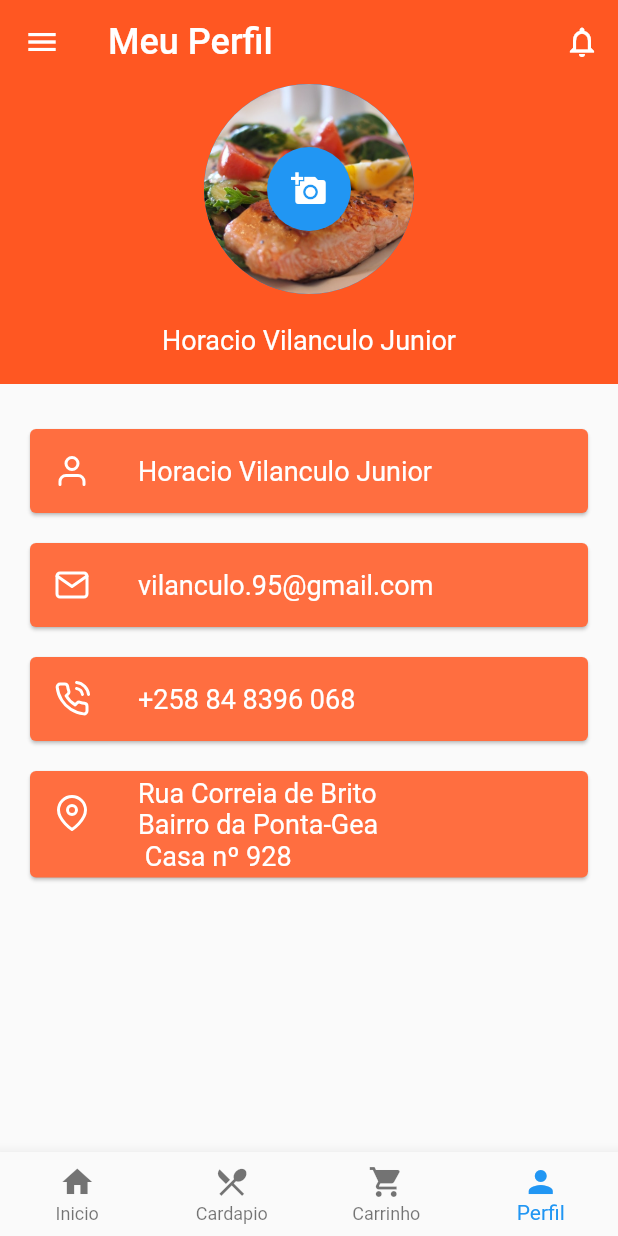
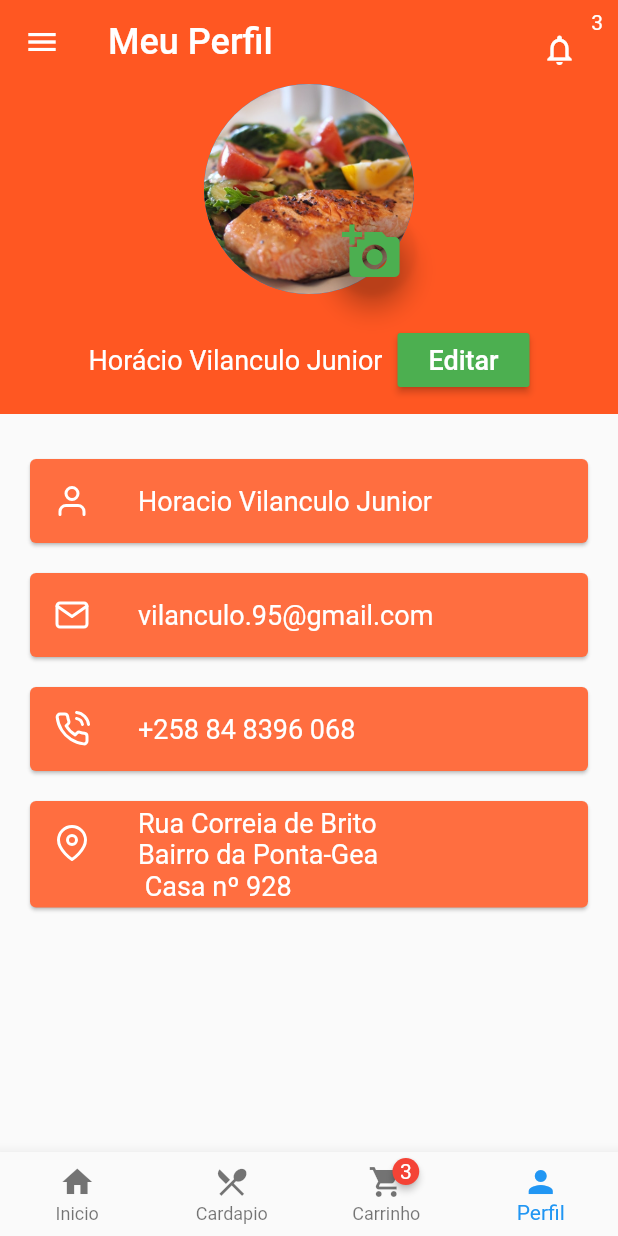
Before and after one commit to HoracioJunior/Food_Ordering_UI, a Flutter app: the screen it shows after launch, item 4 of the bottom bar chosen, after a tap on the "add a photo" icon, on a phone screen of 412 x 824 dp. Run offline on Flutter 3.47's test engine with Material 2 defaults, Android fonts, the phone set to English and light mode, and no system bars; drawn by our look-alikes of badges; our stand-ins replace feather_icons_flutter, flutter_speed_dial, image_picker, smooth_star_rating; missing offline and left inert: flutter_auth_buttons; Roboto replaces fonts that are missing (Source Sans Pro).

Commit message:
Improviments of APP

```diff
--- a/lib/src/pages/home_page.dart
+++ b/lib/src/pages/home_page.dart
@@ -1,6 +1,7 @@
 import 'package:feather_icons_flutter/feather_icons_flutter.dart';
 import 'package:flutter/material.dart';
 import 'package:url_launcher/url_launcher.dart';
+import 'package:flutter_speed_dial/flutter_speed_dial.dart';
 import '../widgets/home_top_info.dart';
 import '../widgets/food_category.dart';
 import '../widgets/search_field.dart';
@@ -9,7 +10,7 @@ import '../data/food_data.dart';
 import '../models/food_model.dart';
 
 const url = '';
-const email = '';
+const email = 'juniorvilanculo95@gmail.com';
 const phone = '+258 848 396 068';
 
 class HomePage extends StatefulWidget {
@@ -59,7 +60,49 @@ class _HomePageState extends State<HomePage> {
           ),
         ],
       ),
-        floatingActionButton: FloatingActionButton(
+      floatingActionButton: SpeedDial(
+        overlayOpacity: 0.1,
+        overlayColor: Colors.deepOrange,
+        backgroundColor: Colors.green,
+        animatedIcon: AnimatedIcons.menu_close,
+        children: [
+          SpeedDialChild(
+              backgroundColor: Colors.green,
+              child: Icon(
+                FeatherIcons.phoneCall,
+              ),
+              label: "Linha de Cliente",
+              onTap: () async {
+                {
+                  String removeSpaceFromPhoneNumber =
+                      phone.replaceAll(new RegExp(r"\s+\b|\b\s"), "");
+                  final phoneCall = 'tel:$removeSpaceFromPhoneNumber';
+
+                  if (await canLaunch(phoneCall)) {
+                    await launch(phoneCall);
+                  }
+                }
+              }),
+          SpeedDialChild(
+              backgroundColor: Colors.green,
+              child: Icon(
+                FeatherIcons.messageSquare,
+              ),
+              label: "Mensagem",
+              onTap: () async {
+                {
+                  String removeSpaceFromPhoneNumber =
+                      phone.replaceAll(new RegExp(r"\s+\b|\b\s"), "");
+                  final phoneCall = 'sms:$removeSpaceFromPhoneNumber';
+
+                  if (await canLaunch(phoneCall)) {
+                    await launch(phoneCall);
+                  }
+                }
+              })
+        ],
+      ),
+      /*floatingActionButton: FloatingActionButton(
           onPressed: () async{
              String removeSpaceFromPhoneNumber = phone.replaceAll(new RegExp(r"\s+\b|\b\s"), "");
                 final phoneCall = 'tel:$removeSpaceFromPhoneNumber';
@@ -71,7 +114,8 @@ class _HomePageState extends State<HomePage> {
           child: Icon(FeatherIcons.phoneCall, ),
           backgroundColor: Colors.green,
 
-        ));
+        )*/
+    );
   }
 
   Widget _buildFoodItens(Food food) {
--- a/lib/src/pages/profile_page.dart
+++ b/lib/src/pages/profile_page.dart
@@ -1,5 +1,7 @@
+import 'dart:io';
 import 'package:flutter/material.dart';
 import 'package:image_picker/image_picker.dart';
+import 'package:badges/badges.dart';
 import 'package:feather_icons_flutter/feather_icons_flutter.dart';
 
 class ProfilePage extends StatefulWidget {
@@ -8,16 +10,35 @@ class ProfilePage extends StatefulWidget {
 }
 
 class _ProfilePageState extends State<ProfilePage> {
+  File _image;
   @override
   Widget build(BuildContext context) {
+    Future getImage() async {
+      var img = await ImagePicker.pickImage(source: ImageSource.gallery);
+      setState(() {
+        _image = img;
+      });
+    }
+
     return Scaffold(
       appBar: AppBar(
         elevation: 0.0,
         backgroundColor: Colors.deepOrange,
         actions: <Widget>[
-            IconButton(
+          Container(
+            margin: EdgeInsets.only(right: 15, top: 10),
+            child: Container(
+              //margin: EdgeInsets.only(right: 10, top: 5),
+              child: Badge(
+                badgeColor: Colors.deepOrange,
+                elevation: 0.0,
+                badgeContent: Text("3", style: TextStyle(color: Colors.white)),
+                child: IconButton(
                   icon: Icon(Icons.notifications_none),
                   onPressed: () {},
+                ),
+              ),
+            ),
           ),
         ],
         title: Text(
@@ -134,7 +155,7 @@ class _ProfilePageState extends State<ProfilePage> {
           child: Column(
             children: <Widget>[
               Container(
-                  height: 200,
+                height: 220,
                 width: double.infinity,
                 decoration: BoxDecoration(
                   color: Colors.deepOrange,
@@ -144,18 +165,43 @@ class _ProfilePageState extends State<ProfilePage> {
                     CircleAvatar(
                       backgroundImage: AssetImage("assets/images/lunch.jpeg"),
                       radius: 70,
+                      child: Align(
+                        alignment: Alignment.bottomRight,
                         child: FloatingActionButton(
-                          onPressed: (){},
+                          backgroundColor: Colors.transparent,
+                          foregroundColor: Colors.green,
+                          onPressed: () {
+                            getImage();
+                          },
                           tooltip: 'Pick Image',
-                          child: Icon(Icons.add_a_photo),
+                          child: Icon(
+                            Icons.add_a_photo,
+                            size: 40.0,
+                          ),
+                        ),
                       ),
                     ),
                     SizedBox(
                       height: 20.0,
                     ),
+                    Row(
+                      mainAxisAlignment: MainAxisAlignment.center,
+                      children: <Widget>[
                         Text(
-                        "Horacio Vilanculo Junior",
+                          "Horácio Vilanculo Junior",
                           style: TextStyle(color: Colors.white, fontSize: 18.0),
+                        ),
+                        SizedBox(
+                          width: 10,
+                        ),
+                        MaterialButton(
+                          onPressed: () {},
+                          color: Colors.green,
+                          child: Text("Editar",
+                              style: TextStyle(
+                                  color: Colors.white, fontSize: 18.0)),
+                        )
+                      ],
                     ),
                   ],
                 ),
@@ -165,41 +211,15 @@ class _ProfilePageState extends State<ProfilePage> {
                 margin: EdgeInsets.symmetric(vertical: 10.0, horizontal: 20.0),
                 color: Colors.deepOrangeAccent,
                 child: ListTile(
-                    leading: Icon(FeatherIcons.user, color: Colors.white,),
+                  leading: Icon(
+                    FeatherIcons.user,
+                    color: Colors.white,
+                  ),
                   title: Text(
                     "Horacio Vilanculo Junior",
                     style: TextStyle(
-                          fontSize: 18.0, fontFamily: "Source Sans Pro",
-                          color: Colors.white,
-                          ),
-                    ),
-
-                  ),
-                ),
-                Card(
-                  margin: EdgeInsets.symmetric(vertical: 10.0, horizontal: 20.0),
-                  color: Colors.deepOrangeAccent,
-                  child: ListTile(
-                    leading: Icon(FeatherIcons.mail, color: Colors.white,),
-                    title: Text(
-                      "vilanculo.95@gmail.com",
-                      style: TextStyle(
-                          fontSize: 18.0, fontFamily: "Source Sans Pro",
-                          color: Colors.white,
-                          ),
-                    ),
-                  ),
-
-                ),
-                Card(
-                  margin: EdgeInsets.symmetric(vertical: 10.0, horizontal: 20.0),
-                  color: Colors.deepOrangeAccent,
-                  child: ListTile(
-                    leading: Icon(FeatherIcons.phoneCall, color: Colors.white,),
-                    title: Text(
-                      "+258 84 8396 068",
-                      style: TextStyle(
-                          fontSize: 18.0, fontFamily: "Source Sans Pro",
+                      fontSize: 18.0,
+                      fontFamily: "Source Sans Pro",
                       color: Colors.white,
                     ),
                   ),
@@ -209,11 +229,51 @@ class _ProfilePageState extends State<ProfilePage> {
                 margin: EdgeInsets.symmetric(vertical: 10.0, horizontal: 20.0),
                 color: Colors.deepOrangeAccent,
                 child: ListTile(
-                    leading: Icon(FeatherIcons.mapPin, color: Colors.white,),
+                  leading: Icon(
+                    FeatherIcons.mail,
+                    color: Colors.white,
+                  ),
+                  title: Text(
+                    "vilanculo.95@gmail.com",
+                    style: TextStyle(
+                      fontSize: 18.0,
+                      fontFamily: "Source Sans Pro",
+                      color: Colors.white,
+                    ),
+                  ),
+                ),
+              ),
+              Card(
+                margin: EdgeInsets.symmetric(vertical: 10.0, horizontal: 20.0),
+                color: Colors.deepOrangeAccent,
+                child: ListTile(
+                  leading: Icon(
+                    FeatherIcons.phoneCall,
+                    color: Colors.white,
+                  ),
+                  title: Text(
+                    "+258 84 8396 068",
+                    style: TextStyle(
+                      fontSize: 18.0,
+                      fontFamily: "Source Sans Pro",
+                      color: Colors.white,
+                    ),
+                  ),
+                ),
+              ),
+              Card(
+                margin: EdgeInsets.symmetric(vertical: 10.0, horizontal: 20.0),
+                color: Colors.deepOrangeAccent,
+                child: ListTile(
+                  leading: Icon(
+                    FeatherIcons.mapPin,
+                    color: Colors.white,
+                  ),
                   title: Text(
                     "Rua Correia de Brito\nBairro da Ponta-Gea\n Casa nº 928",
                     style: TextStyle(
-                          fontSize: 18.0, fontFamily: "Source Sans Pro",
+                      fontSize: 18.0,
+                      fontFamily: "Source Sans Pro",
                       color: Colors.white,
                     ),
                   ),
@@ -222,6 +282,7 @@ class _ProfilePageState extends State<ProfilePage> {
             ],
           ),
         ),
-        ),);
+      ),
+    );
   }
 }
--- a/lib/src/screen/main_screen.dart
+++ b/lib/src/screen/main_screen.dart
@@ -1,68 +1,65 @@
 import 'package:flutter/material.dart';
+import 'package:badges/badges.dart';
 //import 'package:curved_navigation_bar/curved_navigation_bar.dart';
 import '../pages/home_page.dart';
 import '../pages/order_page.dart';
 import '../pages/profile_page.dart';
 import '../pages/cardapio_page.dart';
 
-class MainScreen extends StatefulWidget{
+class MainScreen extends StatefulWidget {
   @override
   _MainScreenState createState() => _MainScreenState();
 }
 
 class _MainScreenState extends State<MainScreen> {
-    int currentTabIndex=0;
+  int currentTabIndex = 0;
   List<Widget> pages;
   Widget currentPage;
 
   HomePage homePage;
-    OrderPage  orderPage;
+  OrderPage orderPage;
   ProfilePage profilePage;
   CardapioPage cardapioPage;
 
   @override
-    void initState(){
+  void initState() {
     super.initState();
-      homePage= HomePage();
+    homePage = HomePage();
     orderPage = OrderPage();
     profilePage = ProfilePage();
     cardapioPage = CardapioPage();
-      pages = [homePage, cardapioPage,orderPage, profilePage];
+    pages = [homePage, cardapioPage, orderPage, profilePage];
 
     currentPage = homePage;
   }
 
   @override
   Widget build(BuildContext context) {
-
     return Scaffold(
       bottomNavigationBar: BottomNavigationBar(
-        onTap: (int index){
+        onTap: (int index) {
           setState(() {
             currentTabIndex = index;
             currentPage = pages[index];
-
           });
         },
         currentIndex: currentTabIndex,
         type: BottomNavigationBarType.fixed,
         items: <BottomNavigationBarItem>[
           BottomNavigationBarItem(
-            icon: Icon(Icons.home),
-            title: Text("Inicio")
+              icon: Icon(Icons.home), title: Text("Inicio")),
+          BottomNavigationBarItem(
+              icon: Icon(Icons.restaurant_menu), title: Text("Cardapio")),
+          BottomNavigationBarItem(
+              icon: Badge(
+                  badgeContent: Text(
+                    "3",
+                    style: TextStyle(color: Colors.white),
                   ),
+                  child: Icon(Icons.shopping_cart)),
+              title: Text("Carrinho")),
           BottomNavigationBarItem(
-            icon: Icon(Icons.restaurant_menu),
-            title: Text("Cardapio")
-          ),
-          BottomNavigationBarItem(
-            icon: Icon(Icons.shopping_cart),
-            title: Text("Carrinho")
-          ),
-          BottomNavigationBarItem(
-            icon: Icon(Icons.person),
-            title: Text("Perfil")
-          ),
+              icon: Icon(Icons.person), title: Text("Perfil")),
         ],
       ),
       body: currentPage,
--- a/lib/src/widgets/home_top_info.dart
+++ b/lib/src/widgets/home_top_info.dart
@@ -1,4 +1,5 @@
 import 'package:flutter/material.dart';
+import 'package:badges/badges.dart';
 
 class HomeTopInfo extends StatelessWidget {
   final textstyle = TextStyle(fontSize: 30.0, fontWeight: FontWeight.bold, color: Colors.deepOrange);
@@ -17,11 +18,14 @@ class HomeTopInfo extends StatelessWidget {
                     Text("Faça o teu pedido!", style: textstyle)
                           ],
                       ),
-                      IconButton(
-                      icon: Icon(Icons.notifications_none,size: 40.0, color: Colors.blueAccent),
-                      onPressed: () {
-                        print("Notificacao");
-                      }
+                      Badge(
+                        badgeContent: Text("2", style: TextStyle(color: Colors.white)),
+                          child: IconButton(
+                        icon: Icon(Icons.notifications_none,size: 40.0, color: Colors.blueAccent),
+                        onPressed: () {
+                          print("Notificacao");
+                        }
+                        ),
                       ),
                     //Icon(Icons.notifications_none, size: 40.0, color: Colors.blueAccent),
                   ],
--- a/pubspec.yaml
+++ b/pubspec.yaml
@@ -26,6 +26,8 @@ dependencies:
   image_picker: ^0.6.1+4
   animated_card: ^1.0.0+8
   url_launcher: ^5.1.4
+  flutter_speed_dial: ^1.2.1
+  badges: ^1.1.0
   flutter:
     sdk: flutter
 
```
Also changed, not shown: lib/src/pages/recovery_password.dart (added, +148 -0 lines), lib/src/pages/sign_page.dart (+81 -48 lines), lib/src/pages/signup_page.dart (+7 -7 lines), pubspec.lock, 2 other files. Lines whose indentation alone changed are shown as unchanged.
